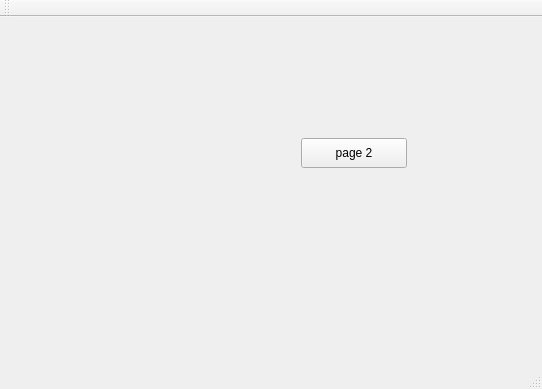
GTU-Project-Group3/ProjectFiles, file Server-Interface/mainwindow.ui: the form before one commit.
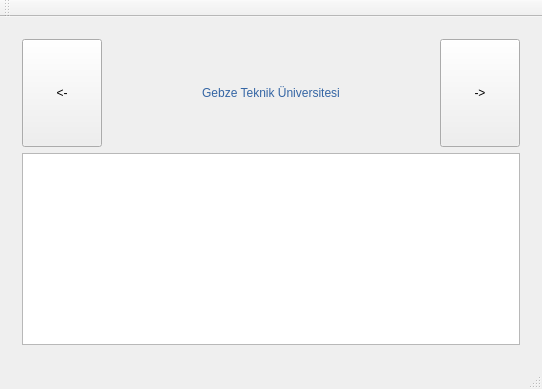
The form after the commit.

Patch:
```diff
--- a/Server-Interface/mainwindow.ui
+++ b/Server-Interface/mainwindow.ui
@@ -10,6 +10,12 @@
     <height>389</height>
    </rect>
   </property>
+  <property name="sizePolicy">
+   <sizepolicy hsizetype="Expanding" vsizetype="Fixed">
+    <horstretch>0</horstretch>
+    <verstretch>0</verstretch>
+   </sizepolicy>
+  </property>
   <property name="windowTitle">
    <string>MainWindow</string>
   </property>
@@ -18,19 +24,101 @@
     <item>
      <widget class="QStackedWidget" name="stackedWidget">
       <widget class="QWidget" name="page">
-       <widget class="QPushButton" name="pushButton">
-        <property name="geometry">
-         <rect>
-          <x>290</x>
-          <y>110</y>
-          <width>106</width>
-          <height>30</height>
-         </rect>
-        </property>
-        <property name="text">
-         <string>page 2</string>
-        </property>
-       </widget>
+       <layout class="QVBoxLayout" name="verticalLayout_2">
+        <item>
+         <layout class="QVBoxLayout" name="verticalLayout">
+          <item>
+           <layout class="QHBoxLayout" name="horizontalLayout_2">
+            <property name="spacing">
+             <number>6</number>
+            </property>
+            <item>
+             <widget class="QPushButton" name="pushButton_3">
+              <property name="sizePolicy">
+               <sizepolicy hsizetype="Fixed" vsizetype="Preferred">
+                <horstretch>0</horstretch>
+                <verstretch>0</verstretch>
+               </sizepolicy>
+              </property>
+              <property name="text">
+               <string>&lt;-</string>
+              </property>
+             </widget>
+            </item>
+            <item>
+             <widget class="QLabel" name="label">
+              <property name="styleSheet">
+               <string notr="true">color:rgb(52, 101, 164);
+font: 75 italic 12pt &quot;Noto Sans&quot;;
+</string>
+              </property>
+              <property name="text">
+               <string>Gebze Teknik Üniversitesi</string>
+              </property>
+              <property name="textFormat">
+               <enum>Qt::AutoText</enum>
+              </property>
+              <property name="alignment">
+               <set>Qt::AlignCenter</set>
+              </property>
+             </widget>
+            </item>
+            <item>
+             <widget class="QPushButton" name="pushButton">
+              <property name="sizePolicy">
+               <sizepolicy hsizetype="Fixed" vsizetype="Preferred">
+                <horstretch>0</horstretch>
+                <verstretch>0</verstretch>
+               </sizepolicy>
+              </property>
+              <property name="text">
+               <string>-&gt;</string>
+              </property>
+             </widget>
+            </item>
+           </layout>
+          </item>
+          <item>
+           <layout class="QHBoxLayout" name="horizontalLayout_3">
+            <item>
+             <widget class="QTableWidget" name="TableHasta">
+              <property name="sizePolicy">
+               <sizepolicy hsizetype="Expanding" vsizetype="Preferred">
+                <horstretch>0</horstretch>
+                <verstretch>0</verstretch>
+               </sizepolicy>
+              </property>
+              <property name="layoutDirection">
+               <enum>Qt::LeftToRight</enum>
+              </property>
+              <property name="autoFillBackground">
+               <bool>false</bool>
+              </property>
+              <property name="autoScroll">
+               <bool>false</bool>
+              </property>
+              <property name="selectionMode">
+               <enum>QAbstractItemView::SingleSelection</enum>
+              </property>
+              <property name="gridStyle">
+               <enum>Qt::SolidLine</enum>
+              </property>
+              <property name="sortingEnabled">
+               <bool>true</bool>
+              </property>
+              <property name="wordWrap">
+               <bool>true</bool>
+              </property>
+              <property name="cornerButtonEnabled">
+               <bool>true</bool>
+              </property>
+             </widget>
+            </item>
+           </layout>
+          </item>
+         </layout>
+        </item>
+       </layout>
       </widget>
       <widget class="QWidget" name="page_2">
        <widget class="QPushButton" name="pushButton_2">
```
Left out of the diff: 5 changed lines with no effect on the pictures.
